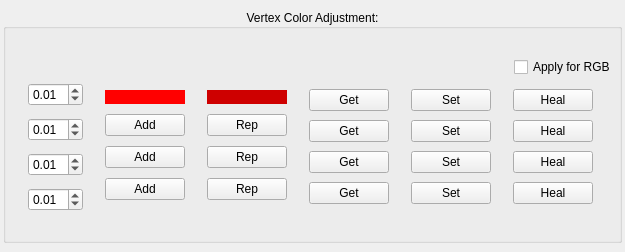
Above: src/developer/main/editvertexcolors/widget/ui/editVertexColorsUI.ui from code-google-com/mayatools before the change. Below: the same form after it.
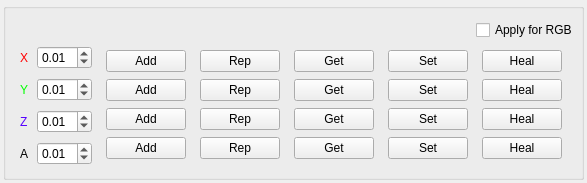
That is the form after the change. Icons and pictures are not drawn.

```diff
--- a/src/developer/main/editvertexcolors/widget/ui/editVertexColorsUI.ui
+++ b/src/developer/main/editvertexcolors/widget/ui/editVertexColorsUI.ui
@@ -6,8 +6,8 @@
    <rect>
     <x>0</x>
     <y>0</y>
-    <width>625</width>
-    <height>252</height>
+    <width>587</width>
+    <height>183</height>
    </rect>
   </property>
   <property name="windowTitle">
@@ -15,25 +15,19 @@
   </property>
   <widget class="QWidget" name="centralwidget">
    <layout class="QVBoxLayout" name="verticalLayout_10">
-    <property name="leftMargin">
-     <number>3</number>
-    </property>
-    <property name="rightMargin">
+    <property name="margin">
      <number>3</number>
     </property>
     <item>
      <widget class="QGroupBox" name="groupBox_2">
       <property name="title">
-       <string>Vertex Color Adjustment:</string>
+       <string/>
       </property>
       <property name="alignment">
        <set>Qt::AlignCenter</set>
       </property>
       <layout class="QVBoxLayout" name="verticalLayout_4">
-       <property name="leftMargin">
-        <number>3</number>
-       </property>
-       <property name="rightMargin">
+       <property name="margin">
         <number>3</number>
        </property>
        <item>
@@ -73,8 +67,26 @@
            <item>
             <layout class="QVBoxLayout" name="verticalLayout_5">
              <property name="spacing">
-              <number>12</number>
+              <number>9</number>
              </property>
+             <item>
+              <layout class="QHBoxLayout" name="horizontalLayout_3">
+               <item>
+                <widget class="QLabel" name="label">
+                 <property name="sizePolicy">
+                  <sizepolicy hsizetype="Fixed" vsizetype="Preferred">
+                   <horstretch>0</horstretch>
+                   <verstretch>0</verstretch>
+                  </sizepolicy>
+                 </property>
+                 <property name="styleSheet">
+                  <string notr="true">color: rgb(255, 0, 0);</string>
+                 </property>
+                 <property name="text">
+                  <string>X</string>
+                 </property>
+                </widget>
+               </item>
              <item>
               <widget class="QDoubleSpinBox" name="doubleSpinBox">
                <property name="sizePolicy">
@@ -97,6 +109,26 @@
                </property>
               </widget>
              </item>
+              </layout>
+             </item>
+             <item>
+              <layout class="QHBoxLayout" name="horizontalLayout_4">
+               <item>
+                <widget class="QLabel" name="label_2">
+                 <property name="sizePolicy">
+                  <sizepolicy hsizetype="Fixed" vsizetype="Preferred">
+                   <horstretch>0</horstretch>
+                   <verstretch>0</verstretch>
+                  </sizepolicy>
+                 </property>
+                 <property name="styleSheet">
+                  <string notr="true">color: rgb(0, 255, 0);</string>
+                 </property>
+                 <property name="text">
+                  <string>Y</string>
+                 </property>
+                </widget>
+               </item>
              <item>
               <widget class="QDoubleSpinBox" name="doubleSpinBox_2">
                <property name="sizePolicy">
@@ -119,6 +151,26 @@
                </property>
               </widget>
              </item>
+              </layout>
+             </item>
+             <item>
+              <layout class="QHBoxLayout" name="horizontalLayout_5">
+               <item>
+                <widget class="QLabel" name="label_3">
+                 <property name="sizePolicy">
+                  <sizepolicy hsizetype="Fixed" vsizetype="Preferred">
+                   <horstretch>0</horstretch>
+                   <verstretch>0</verstretch>
+                  </sizepolicy>
+                 </property>
+                 <property name="styleSheet">
+                  <string notr="true">color: rgb(85, 0, 255);</string>
+                 </property>
+                 <property name="text">
+                  <string>Z</string>
+                 </property>
+                </widget>
+               </item>
              <item>
               <widget class="QDoubleSpinBox" name="doubleSpinBox_3">
                <property name="sizePolicy">
@@ -141,6 +193,23 @@
                </property>
               </widget>
              </item>
+              </layout>
+             </item>
+             <item>
+              <layout class="QHBoxLayout" name="horizontalLayout_6">
+               <item>
+                <widget class="QLabel" name="label_4">
+                 <property name="sizePolicy">
+                  <sizepolicy hsizetype="Fixed" vsizetype="Preferred">
+                   <horstretch>0</horstretch>
+                   <verstretch>0</verstretch>
+                  </sizepolicy>
+                 </property>
+                 <property name="text">
+                  <string>A</string>
+                 </property>
+                </widget>
+               </item>
              <item>
               <widget class="QDoubleSpinBox" name="doubleSpinBox_4">
                <property name="sizePolicy">
@@ -165,12 +234,14 @@
              </item>
             </layout>
            </item>
+            </layout>
+           </item>
            <item>
             <layout class="QVBoxLayout" name="verticalLayout_6">
              <item>
               <widget class="QPushButton" name="btnAddRed">
                <property name="sizePolicy">
-                <sizepolicy hsizetype="Preferred" vsizetype="Fixed">
+                <sizepolicy hsizetype="Fixed" vsizetype="Fixed">
                  <horstretch>0</horstretch>
                  <verstretch>0</verstretch>
                 </sizepolicy>
@@ -179,20 +250,19 @@
                 <string>Thêm</string>
                </property>
                <property name="styleSheet">
-                <string notr="true">background-color: rgb(255, 0, 0);
-border-style: outset;</string>
+                <string notr="true"/>
                </property>
                <property name="text">
-                <string/>
+                <string>Add</string>
                </property>
                <property name="icon">
-                <iconset resource="../../../../source/icons/IconResource.qrc">
+                <iconset>
                  <normaloff>:/Project/white, without circle/add.png</normaloff>:/Project/white, without circle/add.png</iconset>
                </property>
                <property name="iconSize">
                 <size>
-                 <width>50</width>
-                 <height>50</height>
+                 <width>20</width>
+                 <height>20</height>
                 </size>
                </property>
               </widget>
@@ -243,26 +313,25 @@
              <item>
               <widget class="QPushButton" name="btnReplaceRed">
                <property name="sizePolicy">
-                <sizepolicy hsizetype="Preferred" vsizetype="Fixed">
+                <sizepolicy hsizetype="Fixed" vsizetype="Fixed">
                  <horstretch>0</horstretch>
                  <verstretch>0</verstretch>
                 </sizepolicy>
                </property>
                <property name="styleSheet">
-                <string notr="true">background-color: rgb(206, 0, 0);
-border-style: outset;</string>
+                <string notr="true"/>
                </property>
                <property name="text">
-                <string/>
+                <string>Rep</string>
                </property>
                <property name="icon">
-                <iconset resource="../../../../source/icons/IconResource.qrc">
+                <iconset>
                  <normaloff>:/Project/white, without circle/minus.png</normaloff>:/Project/white, without circle/minus.png</iconset>
                </property>
                <property name="iconSize">
                 <size>
-                 <width>50</width>
-                 <height>50</height>
+                 <width>20</width>
+                 <height>20</height>
                 </size>
                </property>
               </widget>
```
Lines whose indentation alone changed are shown as unchanged.
